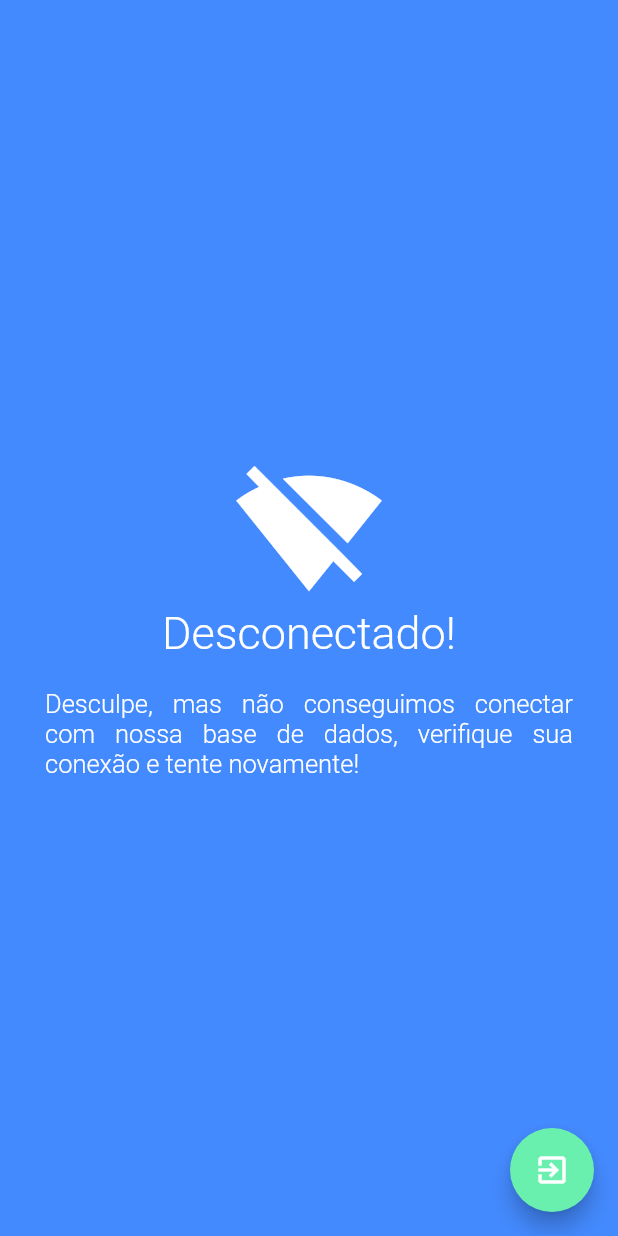
After one commit to frederykantunnes/app-droneview-flutter, a Flutter app: the screen it shows after launch, after a tap on the "exit to app" icon, on a phone screen of 412 x 824 dp. The commit adds this screen. Run offline on Flutter 3.47's test engine with Material 2 defaults, Android fonts, the phone set to English and light mode, and no system bars; our stand-ins replace flutter_map, latlong, youtube_player_flutter; missing offline and left inert: connectivity_wrapper, flutter_map_marker_popup; network calls fail.

Commit message:
Finish App

```diff
--- /dev/null
+++ b/lib/View/SemConexao.dart
@@ -0,0 +1,38 @@
+import 'dart:io';
+
+import 'package:flutter/material.dart';
+
+
+class SemInternet extends StatefulWidget {
+  @override
+  _SemInternetState createState() => _SemInternetState();
+}
+
+class _SemInternetState extends State<SemInternet> {
+  @override
+  Widget build(BuildContext context) {
+    return Scaffold(
+      backgroundColor: Colors.blueAccent,
+      body: Padding(
+        padding: EdgeInsets.all(30),
+        child: Column(
+          mainAxisAlignment: MainAxisAlignment.center,
+          crossAxisAlignment: CrossAxisAlignment.center,
+          children: <Widget>[
+            Icon(Icons.signal_wifi_off, size: 100, color: Colors.white,),
+            Text("Desconectado!", style: TextStyle(color: Colors.white, fontSize: 30, fontWeight: FontWeight.w300),),
+            SizedBox(height: 20,),
+            Text("Desculpe, mas não conseguimos conectar com nossa base de dados, verifique sua conexão e tente novamente!", textAlign: TextAlign.justify, style: TextStyle(color: Colors.white, fontSize: 17, fontWeight: FontWeight.w300),),
+          ],
+        ),
+      ),
+      floatingActionButton: FloatingActionButton(
+        backgroundColor: Colors.greenAccent,
+        child: Icon(Icons.exit_to_app),
+        onPressed: (){
+          exit(0);
+        },
+      ),
+    );
+  }
+}
--- /dev/null
+++ b/lib/View/Splash.dart
@@ -0,0 +1,120 @@
+import 'package:drone/Controller/API.dart';
+import 'package:drone/View/Home.dart';
+import 'package:drone/View/SemConexao.dart';
+import 'package:flutter/material.dart';
+import 'package:connectivity_wrapper/connectivity_wrapper.dart';
+
+
+
+class Splash extends StatelessWidget {
+  @override
+  Widget build(BuildContext context) {
+    this.isConnected().then((value){
+      if(value==true){
+        fetchData().then((value){
+          Navigator.pushReplacement(context, MaterialPageRoute(builder: (context)=>HomeView()));
+        });
+      }else{
+        Navigator.pushReplacement(context, MaterialPageRoute(builder: (context)=>SemInternet()));
+      }
+
+    });
+
+    return Scaffold(
+      body: Container(
+        color: Colors.blue,
+        child: ListView(
+          children: <Widget>[
+            Stack(
+              children: <Widget>[
+                Container(
+                  height: 200.0,
+                  width: double.infinity,
+                ),
+                Positioned(
+                    bottom: 150,
+                    left: -40,
+                    child: Container(
+                      height: 140,
+                      width: 140,
+                      decoration: BoxDecoration(
+                          borderRadius: BorderRadius.circular(70),
+                          color: Colors.tealAccent[100].withOpacity(0.1)),
+                    )),
+                Positioned(
+                    top: -120,
+                    left: 100,
+                    child: Container(
+                      height: 300,
+                      width: 300,
+                      decoration: BoxDecoration(
+                          borderRadius: BorderRadius.circular(150),
+                          color: Colors.tealAccent[100].withOpacity(0.1)),
+                    )),
+                Positioned(
+                    top: -50,
+                    left: 0,
+                    child: Container(
+                      height: 200,
+                      width: 200,
+                      decoration: BoxDecoration(
+                          borderRadius: BorderRadius.circular(100),
+                          color: Colors.tealAccent[100].withOpacity(0.1)),
+                    )),
+                Positioned(
+                    top: 0,
+                    right: 0,
+                    child: Container(
+                      height: 150,
+                      width: 150,
+                      decoration: BoxDecoration(
+                          borderRadius: BorderRadius.circular(75),
+                          color: Colors.tealAccent[100].withOpacity(0.1)),
+                    )),
+                Column(
+                  crossAxisAlignment: CrossAxisAlignment.start,
+                  children: <Widget>[
+                    SizedBox(
+                      height: 80,
+                    ),
+                    Row(
+                      crossAxisAlignment: CrossAxisAlignment.center,
+                      mainAxisAlignment: MainAxisAlignment.center,
+                      children: <Widget>[
+//                        Image.asset("images/logo_icon.png", width: MediaQuery.of(context).size.width - 200,),
+                      ],
+                    ),
+                    SizedBox( height: 150),
+                  ],
+                ),
+              ],
+            ),
+            Container(
+              padding: EdgeInsets.all(20),
+              child: Column(
+                mainAxisAlignment:MainAxisAlignment.center,
+                crossAxisAlignment: CrossAxisAlignment.center,
+                children: <Widget>[
+                  CircularProgressIndicator( backgroundColor: Colors.white,),
+                  SizedBox(
+                    height: 20,
+                  ),
+                  Text("Aguarde, carregando informações...", style: TextStyle(color: Colors.white),)
+                ],
+              ),
+            )
+          ],
+        ),
+      )
+    );
+  }
+
+  Future<bool> isConnected() async {
+    print("entrou");
+    if (await ConnectivityWrapper.instance.isConnected) {
+      return true;
+    } else {
+      return false;
+    }
+  }
+}
--- a/pubspec.yaml
+++ b/pubspec.yaml
@@ -30,6 +30,9 @@ dependencies:
   cupertino_icons: ^0.1.3
 #  map: ^0.1.0+1
   flutter_map_marker_popup: ^0.1.4
+  connectivity_wrapper: 1.0.3
+  youtube_player_flutter: ^6.1.1
+  flutter_webview_plugin: ^0.3.11
 
 
 
```
Also changed, not shown: lib/Controller/API.dart (added, +19 -0 lines), lib/Model/FlightModel.dart (added, +57 -0 lines), lib/Model/LiveModel.dart (added, +34 -0 lines), lib/View/FlightAoVivo.dart (added, +61 -0 lines), lib/View/FlightPlay.dart (added, +87 -0 lines), lib/View/Home.dart (+42 -7 lines), lib/View/Mapa.dart (+5 -9 lines), lib/View/PopUp.dart (+38 -23 lines), lib/main.dart (+2 -6 lines), pubspec.lock, 2 other files.
